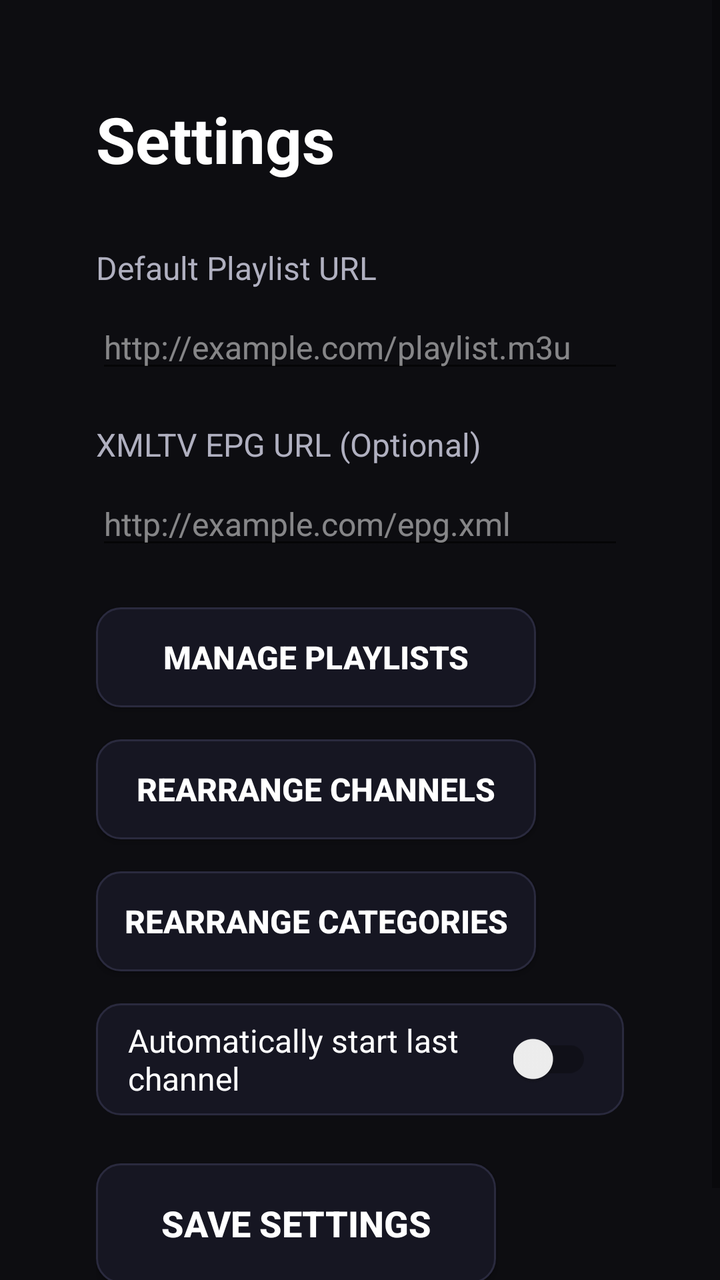
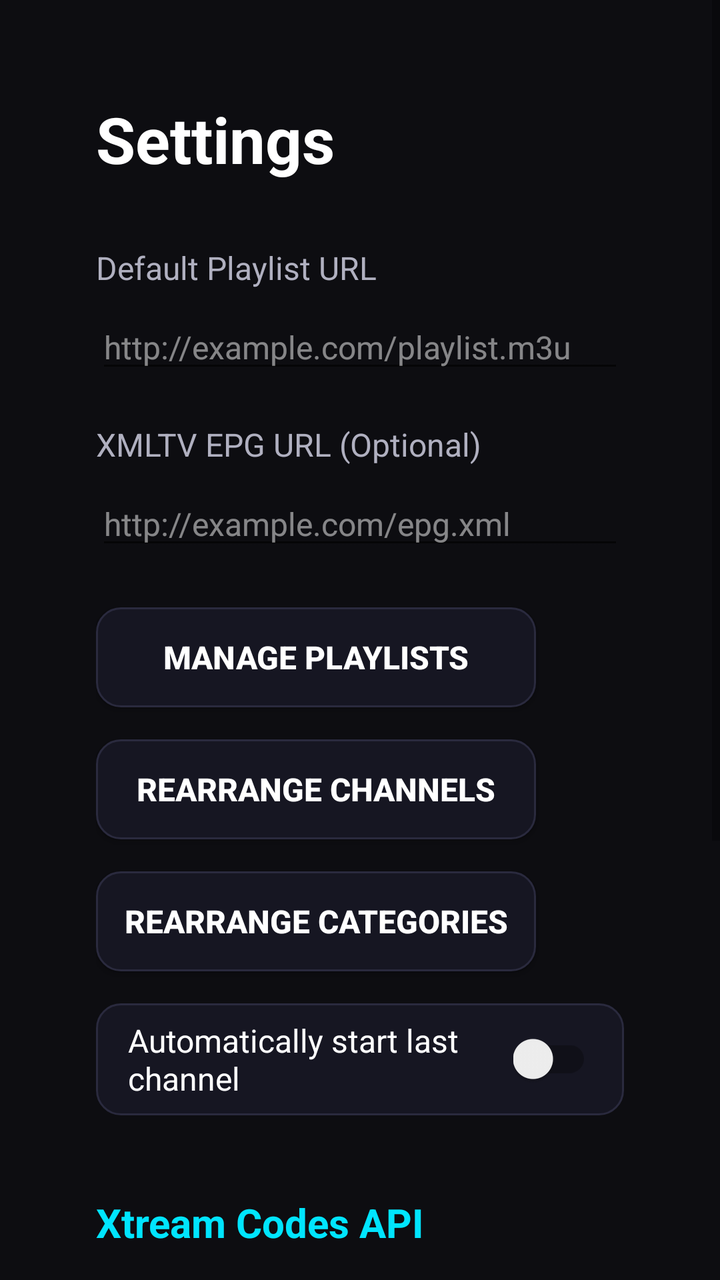

The first picture is an Android layout as it rendered before a commit; the second is the same layout after the commit. The layout source and the unified diff follow.
<!-- AndroidManifest.xml: application theme Theme.IPTVMate -->
<!-- res/layout/activity_settings.xml -->
<?xml version="1.0" encoding="utf-8"?>
<ScrollView xmlns:android="http://schemas.android.com/apk/res/android"
    android:layout_width="match_parent"
    android:layout_height="match_parent"
    android:background="@color/cinema_background"
    android:fillViewport="true">

    <LinearLayout
        android:layout_width="match_parent"
        android:layout_height="wrap_content"
        android:orientation="vertical"
        android:padding="48dp">

        <TextView
            android:layout_width="wrap_content"
            android:layout_height="wrap_content"
            android:layout_marginBottom="32dp"
            android:text="@string/settings"
            android:textColor="@color/cinema_text_primary"
            android:textSize="32sp"
            android:textStyle="bold" />

        <TextView
            android:layout_width="wrap_content"
            android:layout_height="wrap_content"
            android:layout_marginBottom="8dp"
            android:text="@string/default_playlist_url"
            android:textColor="@color/cinema_text_secondary"
            android:textSize="16sp" />

        <EditText
            android:id="@+id/etSettingsPlaylistUrl"
            android:layout_width="match_parent"
            android:layout_height="wrap_content"
            android:layout_marginBottom="20dp"
            android:autofillHints="uri"
            android:hint="@string/playlist_url_hint"
            android:inputType="textUri"
            android:maxLines="1"
            android:textColor="@color/cinema_text_primary"
            android:textColorHint="#80FFFFFF"
            android:textSize="16sp" />

        <TextView
            android:layout_width="wrap_content"
            android:layout_height="wrap_content"
            android:layout_marginBottom="8dp"
            android:text="@string/epg_url_label"
            android:textColor="@color/cinema_text_secondary"
            android:textSize="16sp" />

        <EditText
            android:id="@+id/etSettingsEpgUrl"
            android:layout_width="match_parent"
            android:layout_height="wrap_content"
            android:layout_marginBottom="24dp"
            android:autofillHints="uri"
            android:hint="@string/epg_url_hint"
            android:inputType="textUri"
            android:maxLines="1"
            android:textColor="@color/cinema_text_primary"
            android:textColorHint="#80FFFFFF"
            android:textSize="16sp" />

        <Button
            android:id="@+id/btnManagePlaylists"
            android:layout_width="220dp"
            android:layout_height="50dp"
            android:layout_marginBottom="16dp"
            android:background="@drawable/tv_focusable_background"
            android:focusable="true"
            android:focusableInTouchMode="true"
            android:gravity="center"
            android:text="@string/manage_playlists"
            android:textColor="@color/cinema_text_primary"
            android:textSize="16sp"
            android:textStyle="bold" />

        <Button
            android:id="@+id/btnRearrangeChannels"
            android:layout_width="220dp"
            android:layout_height="50dp"
            android:layout_marginBottom="16dp"
            android:background="@drawable/tv_focusable_background"
            android:focusable="true"
            android:focusableInTouchMode="true"
            android:gravity="center"
            android:text="@string/rearrange_channels"
            android:textColor="@color/cinema_text_primary"
            android:textSize="16sp"
            android:textStyle="bold" />

        <Button
            android:id="@+id/btnRearrangeCategories"
            android:layout_width="220dp"
            android:layout_height="50dp"
            android:layout_marginBottom="16dp"
            android:background="@drawable/tv_focusable_background"
            android:focusable="true"
            android:focusableInTouchMode="true"
            android:gravity="center"
            android:text="@string/rearrange_categories"
            android:textColor="@color/cinema_text_primary"
            android:textSize="16sp"
            android:textStyle="bold" />

        <LinearLayout
            android:id="@+id/layoutAutoPlayRow"
            android:layout_width="match_parent"
            android:layout_height="56dp"
            android:layout_marginBottom="24dp"
            android:background="@drawable/tv_focusable_background"
            android:clickable="true"
            android:focusable="true"
            android:focusableInTouchMode="true"
            android:gravity="center_vertical"
            android:orientation="horizontal"
            android:paddingHorizontal="16dp">

            <TextView
                android:layout_width="0dp"
                android:layout_height="wrap_content"
                android:layout_weight="1"
                android:text="@string/auto_play_last_channel"
                android:textColor="@color/cinema_text_primary"
                android:textSize="16sp" />

            <androidx.appcompat.widget.SwitchCompat
                android:id="@+id/switchAutoPlayLastChannel"
                android:layout_width="wrap_content"
                android:layout_height="wrap_content"
                android:clickable="false"
                android:focusable="false"
                android:focusableInTouchMode="false" />

        </LinearLayout>

        <Button
            android:id="@+id/btnSaveSettings"
            android:layout_width="200dp"
            android:layout_height="60dp"
            android:background="@drawable/tv_focusable_background"
            android:focusable="true"
            android:focusableInTouchMode="true"
            android:gravity="center"
            android:text="@string/save_settings"
            android:textColor="@color/cinema_text_primary"
            android:textSize="18sp"
            android:textStyle="bold" />

    </LinearLayout>
</ScrollView>
<!-- resources referenced by this layout -->
<resources>
  <color name="cinema_background">#0D0D11</color>
  <color name="cinema_text_primary">#FFFFFF</color>
  <color name="cinema_text_secondary">#B0B0C0</color>
  <!-- drawable tv_focusable_background (drawable) -->
  <?xml version="1.0" encoding="utf-8"?>
  <selector xmlns:android="http://schemas.android.com/apk/res/android">
      <item android:state_focused="true">
          <shape android:shape="rectangle">
              <solid android:color="#2A2A4A" />
              <corners android:radius="12dp" />
              <stroke android:width="3dp" android:color="#00E5FF" />
          </shape>
      </item>
      <item>
          <shape android:shape="rectangle">
              <solid android:color="#161622" />
              <corners android:radius="12dp" />
              <stroke android:width="1dp" android:color="#2A2A3E" />
          </shape>
      </item>
  </selector>
  <string name="auto_play_last_channel">Automatically start last channel</string>
  <string name="default_playlist_url">Default Playlist URL</string>
  <string name="epg_url_hint">http://example.com/epg.xml</string>
  <string name="epg_url_label">XMLTV EPG URL (Optional)</string>
  <string name="manage_playlists">Manage Playlists</string>
  <string name="playlist_url_hint">http://example.com/playlist.m3u</string>
  <string name="rearrange_categories">Rearrange Categories</string>
  <string name="rearrange_channels">Rearrange Channels</string>
  <string name="save_settings">Save Settings</string>
  <string name="settings">Settings</string>
  <style name="Theme.IPTVMate" parent="@style/Theme.AppCompat.DayNight.NoActionBar">
          <item name="colorPrimary">@color/cinema_primary</item>
          <item name="colorAccent">@color/cinema_secondary</item>
          <item name="android:windowBackground">@color/cinema_background</item>
          <item name="android:colorBackground">@color/cinema_background</item>
      </style>
  <color name="cinema_primary">#00E5FF</color>
  <color name="cinema_secondary">#7C4DFF</color>
</resources>

<!-- the commit's change to res/layout/activity_settings.xml (unified diff, before → after) -->
@@ -135,6 +135,69 @@
 
         </LinearLayout>
 
+        <TextView
+            android:layout_width="wrap_content"
+            android:layout_height="wrap_content"
+            android:layout_marginTop="16dp"
+            android:layout_marginBottom="12dp"
+            android:text="@string/xtream_section_title"
+            android:textColor="@color/cinema_primary"
+            android:textSize="20sp"
+            android:textStyle="bold" />
+
+        <EditText
+            android:id="@+id/etXtreamServer"
+            android:layout_width="match_parent"
+            android:layout_height="wrap_content"
+            android:layout_marginBottom="12dp"
+            android:autofillHints="uri"
+            android:hint="@string/xtream_server_hint"
+            android:inputType="textUri"
+            android:maxLines="1"
+            android:textColor="@color/cinema_text_primary"
+            android:textColorHint="#80FFFFFF"
+            android:textSize="16sp" />
+
+        <EditText
+            android:id="@+id/etXtreamUsername"
+            android:layout_width="match_parent"
+            android:layout_height="wrap_content"
+            android:layout_marginBottom="12dp"
+            android:autofillHints="username"
+            android:hint="@string/xtream_username_hint"
+            android:inputType="text"
+            android:maxLines="1"
+            android:textColor="@color/cinema_text_primary"
+            android:textColorHint="#80FFFFFF"
+            android:textSize="16sp" />
+
+        <EditText
+            android:id="@+id/etXtreamPassword"
+            android:layout_width="match_parent"
+            android:layout_height="wrap_content"
+            android:layout_marginBottom="16dp"
+            android:autofillHints="password"
+            android:hint="@string/xtream_password_hint"
+            android:inputType="textPassword"
+            android:maxLines="1"
+            android:textColor="@color/cinema_text_primary"
+            android:textColorHint="#80FFFFFF"
+            android:textSize="16sp" />
+
+        <Button
+            android:id="@+id/btnSaveXtream"
+            android:layout_width="220dp"
+            android:layout_height="50dp"
+            android:layout_marginBottom="24dp"
+            android:background="@drawable/tv_focusable_background"
+            android:focusable="true"
+            android:focusableInTouchMode="true"
+            android:gravity="center"
+            android:text="@string/xtream_connect_button"
+            android:textColor="@color/cinema_text_primary"
+            android:textSize="14sp"
+            android:textStyle="bold" />
+
         <Button
             android:id="@+id/btnSaveSettings"
             android:layout_width="200dp"
<!-- resource entries referenced after the edit -->
@@ -31,6 +31,11 @@
   <string name="rearrange_channels">Rearrange Channels</string>
   <string name="save_settings">Save Settings</string>
   <string name="settings">Settings</string>
+  <string name="xtream_connect_button">Save &amp; Load Xtream Codes</string>
+  <string name="xtream_password_hint">Password</string>
+  <string name="xtream_section_title">Xtream Codes API</string>
+  <string name="xtream_server_hint">Server URL (e.g. http://server:8080)</string>
+  <string name="xtream_username_hint">Username</string>
   <style name="Theme.IPTVMate" parent="@style/Theme.AppCompat.DayNight.NoActionBar">
           <item name="colorPrimary">@color/cinema_primary</item>
           <item name="colorAccent">@color/cinema_secondary</item>
